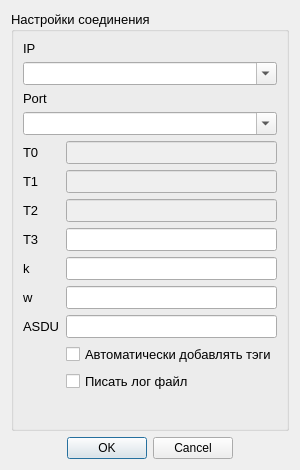
This is settingsdialog.ui in MicroKoder/QIEC104 as Qt 5 draws it before an edit. The edited form follows.
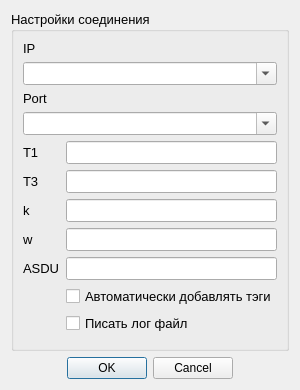
This is the edited form. Icons and pictures are not drawn.

Diff of the .ui file:
```diff
--- a/settingsdialog.ui
+++ b/settingsdialog.ui
@@ -7,7 +7,7 @@
     <x>0</x>
     <y>0</y>
     <width>300</width>
-    <height>470</height>
+    <height>390</height>
    </rect>
   </property>
   <property name="sizePolicy">
@@ -85,108 +85,74 @@
       <item>
        <layout class="QFormLayout" name="formLayout">
         <item row="0" column="0">
-         <widget class="QLabel" name="label_3">
-          <property name="text">
-           <string>T0</string>
-          </property>
-         </widget>
-        </item>
-        <item row="0" column="1">
-         <widget class="QLineEdit" name="edit_t0">
-          <property name="enabled">
-           <bool>false</bool>
-          </property>
-          <property name="inputMethodHints">
-           <set>Qt::ImhDigitsOnly</set>
-          </property>
-         </widget>
-        </item>
-        <item row="1" column="0">
          <widget class="QLabel" name="label_4">
           <property name="text">
            <string>T1</string>
           </property>
          </widget>
         </item>
-        <item row="1" column="1">
+        <item row="0" column="1">
          <widget class="QLineEdit" name="edit_t1">
           <property name="enabled">
-           <bool>false</bool>
+           <bool>true</bool>
           </property>
           <property name="inputMethodHints">
            <set>Qt::ImhDigitsOnly</set>
           </property>
          </widget>
         </item>
-        <item row="2" column="0">
-         <widget class="QLabel" name="label_5">
-          <property name="text">
-           <string>T2</string>
-          </property>
-         </widget>
-        </item>
-        <item row="2" column="1">
-         <widget class="QLineEdit" name="edit_t2">
-          <property name="enabled">
-           <bool>false</bool>
-          </property>
-          <property name="inputMethodHints">
-           <set>Qt::ImhDigitsOnly</set>
-          </property>
-         </widget>
-        </item>
-        <item row="3" column="0">
+        <item row="1" column="0">
          <widget class="QLabel" name="label_6">
           <property name="text">
            <string>T3</string>
           </property>
          </widget>
         </item>
-        <item row="3" column="1">
+        <item row="1" column="1">
          <widget class="QLineEdit" name="edit_t3">
           <property name="inputMethodHints">
            <set>Qt::ImhDigitsOnly</set>
           </property>
          </widget>
         </item>
-        <item row="5" column="0">
+        <item row="3" column="0">
          <widget class="QLabel" name="label_7">
           <property name="text">
            <string>k</string>
           </property>
          </widget>
         </item>
-        <item row="5" column="1">
+        <item row="3" column="1">
          <widget class="QLineEdit" name="edit_k"/>
         </item>
-        <item row="6" column="0">
+        <item row="4" column="0">
          <widget class="QLabel" name="label_8">
           <property name="text">
            <string>w</string>
           </property>
          </widget>
         </item>
-        <item row="6" column="1">
+        <item row="4" column="1">
          <widget class="QLineEdit" name="edit_w"/>
         </item>
-        <item row="7" column="1">
-         <widget class="QLineEdit" name="edit_asdu"/>
-        </item>
-        <item row="7" column="0">
+        <item row="5" column="0">
          <widget class="QLabel" name="label_9">
           <property name="text">
            <string>ASDU</string>
           </property>
          </widget>
         </item>
-        <item row="8" column="1">
+        <item row="5" column="1">
+         <widget class="QLineEdit" name="edit_asdu"/>
+        </item>
+        <item row="6" column="1">
          <widget class="QCheckBox" name="AutoCreate_checkBox">
           <property name="text">
            <string>Автоматически добавлять тэги</string>
           </property>
          </widget>
         </item>
-        <item row="9" column="1">
+        <item row="7" column="1">
          <widget class="QCheckBox" name="checkBox_newLog">
           <property name="text">
            <string>Писать лог файл</string>
```
